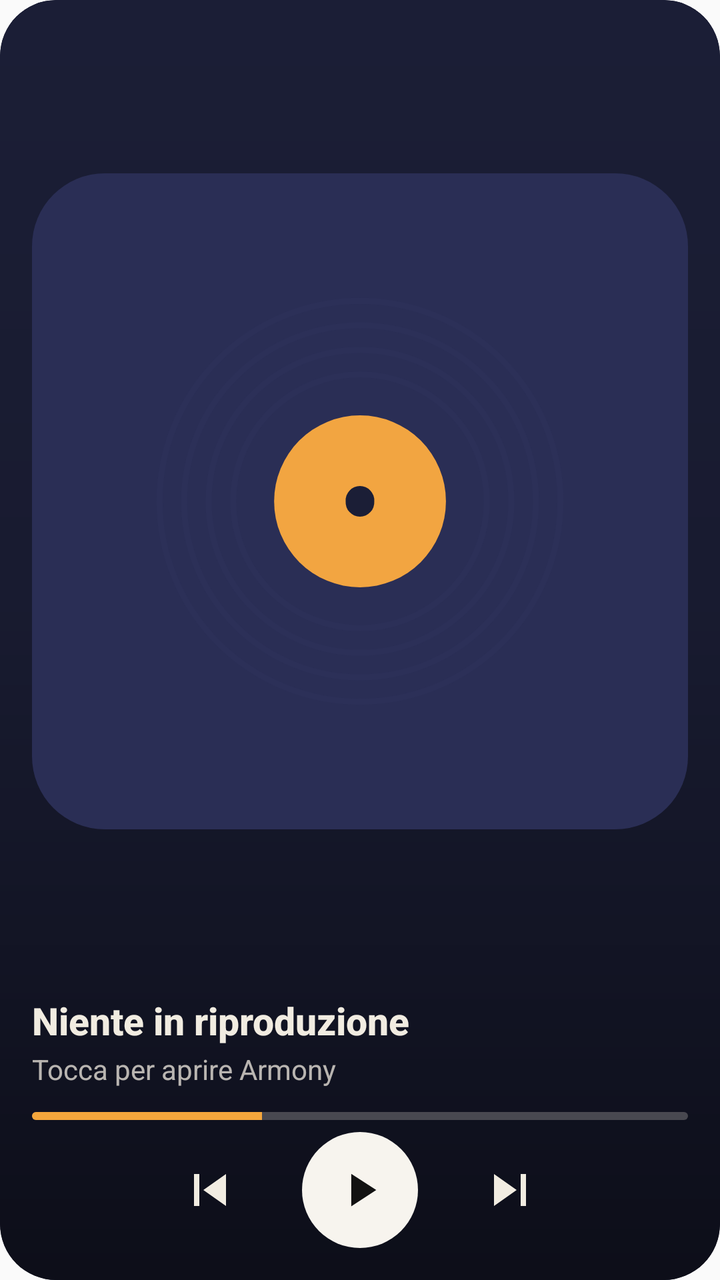
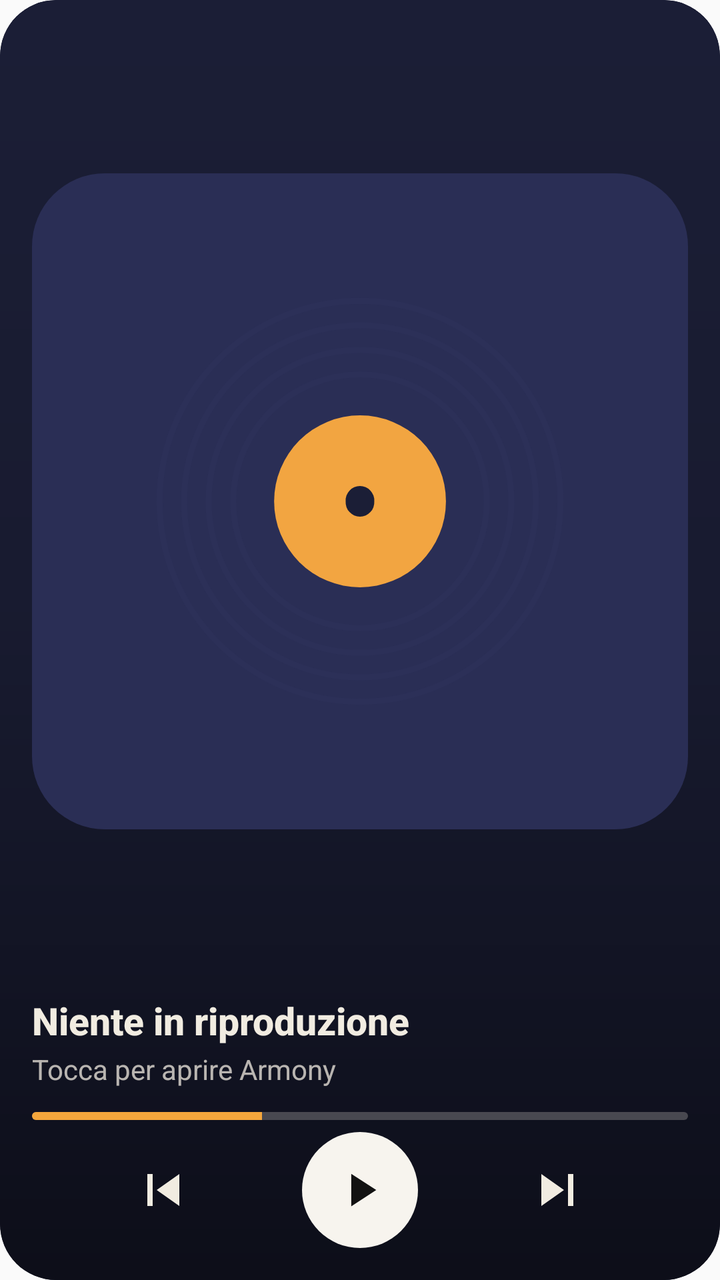

Two renders of the same Android screen: before a commit and after it. Below are the layout's source before the change and the commit's diff.
<!-- AndroidManifest.xml: application theme AppTheme -->
<!-- res/layout/widget_tall.xml -->
<?xml version="1.0" encoding="utf-8"?>
<FrameLayout xmlns:android="http://schemas.android.com/apk/res/android"
    android:id="@android:id/background"
    android:layout_width="match_parent"
    android:layout_height="match_parent"
    android:background="@drawable/widget_bg"
    android:clipToOutline="true">

    <ImageView
        android:id="@+id/w_bg"
        android:layout_width="match_parent"
        android:layout_height="match_parent"
        android:importantForAccessibility="no"
        android:scaleType="fitXY"
        android:src="@drawable/widget_bg" />

    <ImageView
        android:layout_width="match_parent"
        android:layout_height="match_parent"
        android:importantForAccessibility="no"
        android:scaleType="fitXY"
        android:src="@drawable/widget_shade" />

    <LinearLayout
        android:layout_width="match_parent"
        android:layout_height="match_parent"
        android:orientation="vertical"
        android:padding="16dp">

        <ImageView
            android:id="@+id/w_cover"
            android:layout_width="match_parent"
            android:layout_height="0dp"
            android:layout_gravity="center_horizontal"
            android:layout_weight="1"
            android:adjustViewBounds="true"
            android:contentDescription="@string/widget_cover"
            android:scaleType="fitCenter"
            android:src="@drawable/widget_logo" />

        <LinearLayout
            android:layout_width="match_parent"
            android:layout_height="wrap_content"
            android:layout_marginTop="12dp"
            android:orientation="vertical">
            <TextView
                android:id="@+id/w_title"
                android:layout_width="match_parent"
                android:layout_height="wrap_content"
                android:ellipsize="marquee"
                android:fontFamily="sans-serif-medium"
                android:singleLine="true"
    android:focusable="true"
    android:focusableInTouchMode="true"
    android:scrollHorizontally="true"
                android:marqueeRepeatLimit="marquee_forever"
                android:text="@string/widget_idle"
                android:textColor="@color/widget_ink"
                android:textSize="19sp"
                android:textStyle="bold">
    
    <requestFocus />
</TextView>

            <TextView
                android:id="@+id/w_artist"
                android:layout_width="match_parent"
                android:layout_height="wrap_content"
                android:layout_marginTop="2dp"
                android:ellipsize="end"
                android:maxLines="1"
                android:text="@string/widget_idle_sub"
                android:textColor="@color/widget_muted"
                android:textSize="14sp" />
        </LinearLayout>

        <ProgressBar
            android:id="@+id/w_progress"
            style="?android:attr/progressBarStyleHorizontal"
            android:layout_width="match_parent"
            android:layout_height="4dp"
            android:layout_marginTop="12dp"
            android:indeterminate="false"
            android:max="1000"
            android:maxHeight="4dp"
            android:minHeight="4dp"
            android:progress="350"
            android:progressDrawable="@drawable/widget_progress" />

        <LinearLayout
            android:layout_width="match_parent"
            android:layout_height="wrap_content"
            android:layout_marginTop="6dp"
            android:gravity="center"
            android:orientation="horizontal">

            <ImageButton
                android:id="@+id/w_prev"
                android:layout_width="48dp"
                android:layout_height="48dp"
                android:background="@drawable/widget_press"
                android:contentDescription="@string/widget_prev"
                android:padding="8dp"
                android:scaleType="fitCenter"
                android:src="@drawable/widget_ic_prev" />

            <ImageButton
                android:id="@+id/w_toggle"
                android:layout_width="58dp"
                android:layout_height="58dp"
                android:layout_marginStart="22dp"
                android:layout_marginEnd="22dp"
                android:background="@drawable/widget_play_bg"
                android:contentDescription="@string/widget_play"
                android:padding="14dp"
                android:scaleType="fitCenter"
                android:src="@drawable/widget_ic_play" />

            <ImageButton
                android:id="@+id/w_next"
                android:layout_width="48dp"
                android:layout_height="48dp"
                android:background="@drawable/widget_press"
                android:contentDescription="@string/widget_next"
                android:padding="8dp"
                android:scaleType="fitCenter"
                android:src="@drawable/widget_ic_next" />
        </LinearLayout>
    </LinearLayout>
</FrameLayout>
<!-- resources referenced by this layout -->
<resources>
  <color name="widget_ink">#F1ECE1</color>
  <color name="widget_muted">#BFF1ECE1</color>
  <!-- drawable widget_bg (drawable) -->
  <?xml version="1.0" encoding="utf-8"?>
  <shape xmlns:android="http://schemas.android.com/apk/res/android" android:shape="rectangle">
      <solid android:color="@color/widget_bg" />
      <corners android:radius="@dimen/widget_radius" />
  </shape>
  <!-- drawable widget_ic_next (drawable) -->
  <?xml version="1.0" encoding="utf-8"?>
  <vector xmlns:android="http://schemas.android.com/apk/res/android" android:width="24dp" android:height="24dp" android:viewportWidth="24" android:viewportHeight="24">
      <path android:fillColor="@color/widget_ink" android:pathData="M6,18l8.5,-6L6,6v12zM16,6v12h2V6h-2z" />
  </vector>
  <!-- drawable widget_ic_play (drawable) -->
  <?xml version="1.0" encoding="utf-8"?>
  <vector xmlns:android="http://schemas.android.com/apk/res/android" android:width="24dp" android:height="24dp" android:viewportWidth="24" android:viewportHeight="24">
      <path android:fillColor="@color/widget_on_play" android:pathData="M8.5,5.5v13l10,-6.5z" />
  </vector>
  <!-- drawable widget_ic_prev (drawable) -->
  <?xml version="1.0" encoding="utf-8"?>
  <vector xmlns:android="http://schemas.android.com/apk/res/android" android:width="24dp" android:height="24dp" android:viewportWidth="24" android:viewportHeight="24">
      <path android:fillColor="@color/widget_ink" android:pathData="M6,6h2v12H6zM9.5,12l8.5,6V6z" />
  </vector>
  <!-- drawable widget_logo (drawable) -->
  <?xml version="1.0" encoding="utf-8"?>
  <layer-list xmlns:android="http://schemas.android.com/apk/res/android">
      <item>
          <shape>
              <solid android:color="@color/widget_surface" />
              <corners android:radius="12dp" />
          </shape>
      </item>
      <item android:drawable="@drawable/ic_launcher_foreground" />
  </layer-list>
  <!-- drawable widget_play_bg (drawable) -->
  <?xml version="1.0" encoding="utf-8"?>
  <ripple xmlns:android="http://schemas.android.com/apk/res/android" android:color="#33121212">
      <item>
          <shape android:shape="oval">
              <solid android:color="@color/widget_play" />
          </shape>
      </item>
  </ripple>
  <!-- drawable widget_press (drawable) -->
  <?xml version="1.0" encoding="utf-8"?>
  <ripple xmlns:android="http://schemas.android.com/apk/res/android" android:color="#33F1ECE1" />
  <!-- drawable widget_shade (drawable) -->
  <?xml version="1.0" encoding="utf-8"?>
  <shape xmlns:android="http://schemas.android.com/apk/res/android" android:shape="rectangle">
      <gradient android:angle="270" android:startColor="#00000000" android:centerColor="#22000000" android:endColor="#8C000000" />
  </shape>
  <string name="widget_cover">Apri In riproduzione</string>
  <string name="widget_idle">Niente in riproduzione</string>
  <string name="widget_idle_sub">Tocca per aprire Armony</string>
  <string name="widget_next">Successivo</string>
  <string name="widget_play">Riproduci</string>
  <string name="widget_prev">Precedente</string>
  <style name="AppTheme" parent="Theme.AppCompat.Light.DarkActionBar">
          <item name="colorPrimary">#1B1E36</item>
          <item name="colorPrimaryDark">#1B1E36</item>
          <item name="colorAccent">#F2A541</item>
      </style>
  <color name="widget_bg">#1B1E36</color>
  <dimen name="widget_radius">24dp</dimen>
  <color name="widget_on_play">#121212</color>
  <color name="widget_surface">#2A2E55</color>
  <color name="widget_play">#F7F4EE</color>
  <color name="widget_accent">#F4A63C</color>
  <!-- unchanged entries left out for length: 2 -->
</resources>

<!-- the commit's change to res/layout/widget_tall.xml (unified diff, before → after) -->
@@ -96,8 +96,9 @@
 
             <ImageButton
                 android:id="@+id/w_prev"
-                android:layout_width="48dp"
-                android:layout_height="48dp"
+                android:layout_width="0dp"
+            android:layout_height="48dp"
+            android:layout_weight="1"
                 android:background="@drawable/widget_press"
                 android:contentDescription="@string/widget_prev"
                 android:padding="8dp"
@@ -105,11 +106,11 @@
                 android:src="@drawable/widget_ic_prev" />
 
             <ImageButton
-                android:id="@+id/w_toggle"
-                android:layout_width="58dp"
-                android:layout_height="58dp"
-                android:layout_marginStart="22dp"
-                android:layout_marginEnd="22dp"
+            android:id="@+id/w_toggle"
+            android:layout_width="58dp"
+            android:layout_height="58dp"
+            android:layout_marginStart="4dp"
+            android:layout_marginEnd="4dp"
                 android:background="@drawable/widget_play_bg"
                 android:contentDescription="@string/widget_play"
                 android:padding="14dp"
@@ -118,8 +119,9 @@
 
             <ImageButton
                 android:id="@+id/w_next"
-                android:layout_width="48dp"
-                android:layout_height="48dp"
+                android:layout_width="0dp"
+            android:layout_height="48dp"
+            android:layout_weight="1"
                 android:background="@drawable/widget_press"
                 android:contentDescription="@string/widget_next"
                 android:padding="8dp"
